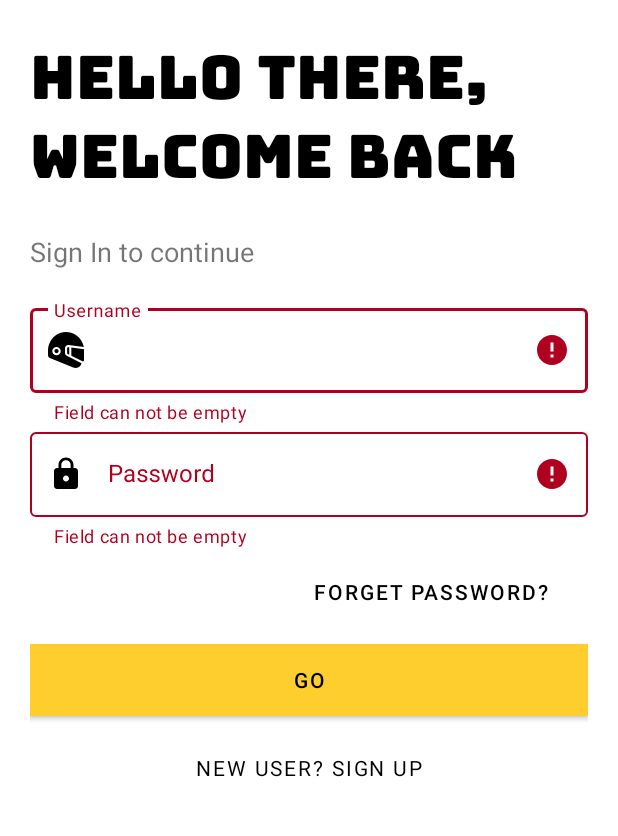
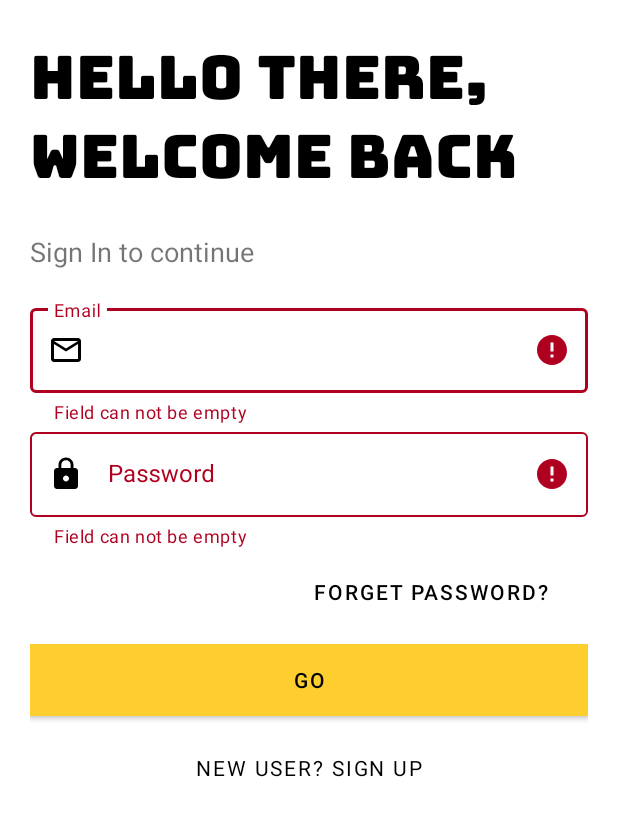
Before and after one commit to davidcascos/MotoGo, an Android app: the screen it shows after launch (Login), after a tap on "GO", on a phone screen of 412 x 824 dp, the part 255-1091 px from its top. Run offline under Robolectric (Android 15) with nearby library versions, the phone set to English and light mode, and no system bars; our stand-ins replace Firebase (no records; nobody signed in at launch, a user with empty details on screens opened directly); Roboto replaces fonts that are not available here.

Commit message:
Implemented login with firebase

```diff
--- a/app/src/main/java/com/dcascos/motogo/Layouts/Login.java
+++ b/app/src/main/java/com/dcascos/motogo/Layouts/Login.java
@@ -8,20 +8,29 @@ import android.view.View;
 import android.widget.Button;
 import android.widget.ImageView;
 import android.widget.TextView;
+import android.widget.Toast;
 
 import androidx.appcompat.app.AppCompatActivity;
 
 import com.dcascos.motogo.R;
 import com.dcascos.motogo.Utils.Validations;
 import com.google.android.material.textfield.TextInputLayout;
+import com.google.firebase.auth.FirebaseAuth;
+
+import java.util.Objects;
 
 public class Login extends AppCompatActivity {
 
 	//Variables
-	ImageView ivLogo;
-	TextView tvWelcome, tvSignIn;
-	TextInputLayout tiUsername, tiPassword;
-	Button btGo, btSignUp;
+	private ImageView ivLogo;
+	private TextView tvWelcome;
+	private TextView tvSignIn;
+	private TextInputLayout tiEmail;
+	private TextInputLayout tiPassword;
+	private Button btGo;
+	private Button btSignUp;
+
+	private FirebaseAuth mAuth;
 
 	@Override
 	protected void onCreate(Bundle savedInstanceState) {
@@ -32,38 +41,57 @@ public class Login extends AppCompatActivity {
 		tvWelcome = findViewById(R.id.tv_welcome);
 		tvSignIn = findViewById(R.id.tv_signin);
 
-		tiUsername = findViewById(R.id.ti_username);
+		tiEmail = findViewById(R.id.ti_email);
 		tiPassword = findViewById(R.id.ti_password);
 
 		btGo = findViewById(R.id.bt_go);
 		btSignUp = findViewById(R.id.bt_signUp);
 
-		btGo.setOnClickListener(v -> {
-			if (!Validations.validateUsernameFormat(getApplicationContext(), tiUsername)
-					| !Validations.validatePasswordFormat(getApplicationContext(), tiPassword)) {
-				return;
-			} else {
-				Intent intent = new Intent(Login.this, EmptyActivity.class);
-				startActivity(intent);
-				finish();
-			}
-		});
+		mAuth = FirebaseAuth.getInstance();
 
 		btSignUp.setOnClickListener(v -> {
-			Intent intent = new Intent(Login.this, SignUp.class);
 
 			Pair[] pairs = new Pair[7];
 			pairs[0] = new Pair<View, String>(ivLogo, "tran_logo");
 			pairs[1] = new Pair<View, String>(tvWelcome, "tran_title");
 			pairs[2] = new Pair<View, String>(tvSignIn, "tran_signInContinue");
-			pairs[3] = new Pair<View, String>(tiUsername, "tran_username");
+			pairs[3] = new Pair<View, String>(tiEmail, "tran_email");
 			pairs[4] = new Pair<View, String>(tiPassword, "tran_password");
 			pairs[5] = new Pair<View, String>(btGo, "tran_go");
 			pairs[6] = new Pair<View, String>(btSignUp, "tran_newUser");
 
 			ActivityOptions options = ActivityOptions.makeSceneTransitionAnimation(Login.this, pairs);
 
-			startActivity(intent, options.toBundle());
+			startActivity(new Intent(Login.this, SignUp.class), options.toBundle());
 		});
 	}
+
+	public void doLogin(View view) {
+		if (!Validations.validateIsEmpty(getApplicationContext(), tiEmail)
+				| !Validations.validateIsEmpty(getApplicationContext(), tiPassword)) {
+			return;
+		} else {
+			String email = Objects.requireNonNull(tiEmail.getEditText()).getText().toString().trim();
+			String password = Objects.requireNonNull(tiPassword.getEditText()).getText().toString().trim();
+
+			mAuth.signInWithEmailAndPassword(email, password).addOnCompleteListener(task -> {
+				if (task.isSuccessful()) {
+					startActivity(new Intent(Login.this, EmptyActivity.class));
+					finish();
+				} else {
+					Toast.makeText(Login.this, "No se puede entrar, revisa datos", Toast.LENGTH_SHORT).show();
+				}
+			});
+		}
+	}
+
+	@Override
+	protected void onStart() {
+		super.onStart();
+
+		if (mAuth.getCurrentUser() != null) {
+			startActivity(new Intent(Login.this, EmptyActivity.class));
+			finish();
+		}
+	}
 }
--- a/app/src/main/java/com/dcascos/motogo/Layouts/SplashScreen.java
+++ b/app/src/main/java/com/dcascos/motogo/Layouts/SplashScreen.java
@@ -24,10 +24,8 @@ public class SplashScreen extends AppCompatActivity {
 
 	private static final int SPLASH_SCREEN_TIME = 5000;
 
-	//Variables
-	Animation topAnim, bottomAnim;
-	ImageView ivLogo;
-	TextView tvTitle;
+	private ImageView ivLogo;
+	private TextView tvTitle;
 
 	@Override
 	@SuppressWarnings("DEPRECATION")
@@ -52,8 +50,9 @@ public class SplashScreen extends AppCompatActivity {
 	}
 
 	private void doAnimations() {
-		topAnim = AnimationUtils.loadAnimation(this, R.anim.top_animation);
-		bottomAnim = AnimationUtils.loadAnimation(this, R.anim.bottom_animation);
+		//Variables
+		Animation topAnim = AnimationUtils.loadAnimation(this, R.anim.top_animation);
+		Animation bottomAnim = AnimationUtils.loadAnimation(this, R.anim.bottom_animation);
 
 		ivLogo = findViewById(R.id.iv_logo);
 		tvTitle = findViewById(R.id.tv_title);
@@ -64,7 +63,6 @@ public class SplashScreen extends AppCompatActivity {
 
 	private void timerSplashScreen() {
 		new Handler(Looper.getMainLooper()).postDelayed(() -> {
-			Intent intent = new Intent(SplashScreen.this, Login.class);
 
 			Pair[] pairs = new Pair[2];
 			pairs[0] = new Pair<View, String>(ivLogo, "tran_logo");
@@ -72,7 +70,7 @@ public class SplashScreen extends AppCompatActivity {
 
 			ActivityOptions options = ActivityOptions.makeSceneTransitionAnimation(SplashScreen.this, pairs);
 
-			startActivity(intent, options.toBundle());
+			startActivity(new Intent(SplashScreen.this, Login.class), options.toBundle());
 			finish();
 		}, SPLASH_SCREEN_TIME);
 	}
--- a/app/src/main/java/com/dcascos/motogo/Utils/Validations.java
+++ b/app/src/main/java/com/dcascos/motogo/Utils/Validations.java
@@ -7,6 +7,19 @@ import com.dcascos.motogo.R;
 import com.google.android.material.textfield.TextInputLayout;
 
 public class Validations {
+
+	public static boolean validateIsEmpty(Context context, TextInputLayout textInputLayout) {
+		String value = textInputLayout.getEditText().getText().toString().trim();
+
+		if (value.isEmpty()) {
+			textInputLayout.setError(context.getString(R.string.fieldCanNotEmpty));
+			return false;
+		} else {
+			textInputLayout.setError(null);
+			textInputLayout.setErrorEnabled(false);
+			return true;
+		}
+	}
 
 	public static boolean validateFullNameFormat(Context context, TextInputLayout textInputLayout) {
 		String value = textInputLayout.getEditText().getText().toString().trim();
--- a/app/src/main/res/layout/ac_login.xml
+++ b/app/src/main/res/layout/ac_login.xml
@@ -43,16 +43,16 @@
 		android:orientation="vertical">
 
 		<com.google.android.material.textfield.TextInputLayout
-			android:id="@+id/ti_username"
+			android:id="@+id/ti_email"
 			style="@style/Widget.MaterialComponents.TextInputLayout.OutlinedBox"
 			android:layout_width="match_parent"
 			android:layout_height="wrap_content"
-			android:hint="@string/username"
-			android:transitionName="tran_username"
+			android:hint="@string/email"
+			android:transitionName="tran_email"
 			app:endIconMode="clear_text"
 			app:endIconTint="@color/black"
 			app:hintTextColor="@color/black"
-			app:startIconDrawable="@drawable/ic_username"
+			app:startIconDrawable="@drawable/ic_email"
 			app:startIconTint="@color/black">
 
 			<com.google.android.material.textfield.TextInputEditText
@@ -97,6 +97,7 @@
 			android:layout_marginTop="5dp"
 			android:layout_marginBottom="5dp"
 			android:background="@color/black"
+			android:onClick="doLogin"
 			android:text="@string/go"
 			android:textColor="@color/black"
 			android:transitionName="tran_go" />
```
